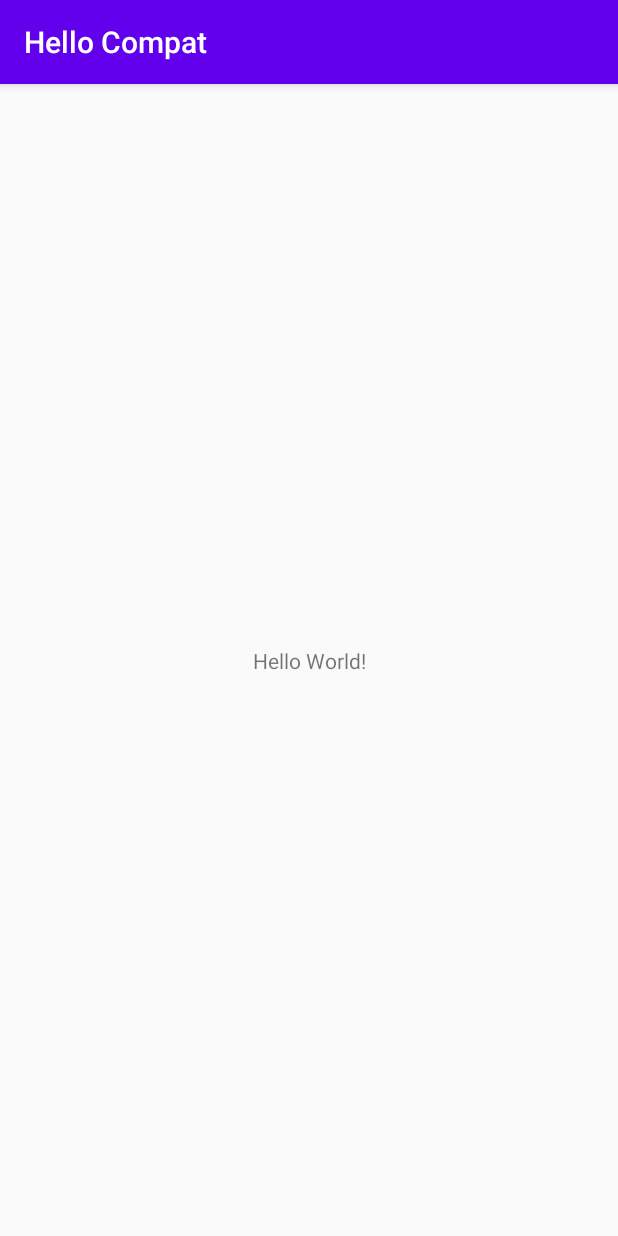
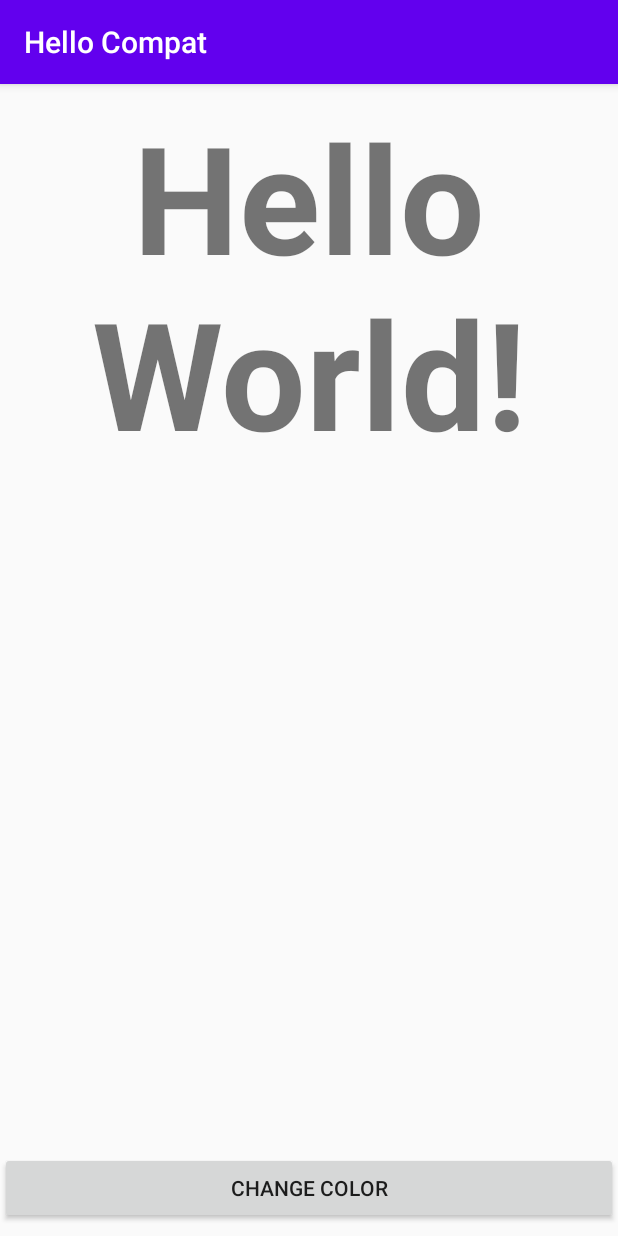
Before and after one commit to patgra91/android-tutorial-09, an Android app: the screen it shows after launch (MainActivity), on a phone screen of 412 x 824 dp. Run offline under Robolectric (Android 15) with nearby library versions, the phone set to English and light mode, and no system bars.

Commit message:
Made the layout

```diff
--- a/app/src/main/res/layout/activity_main.xml
+++ b/app/src/main/res/layout/activity_main.xml
@@ -7,12 +7,28 @@
     tools:context=".MainActivity">
 
     <TextView
+        android:id="@+id/hello_textview"
         android:layout_width="wrap_content"
         android:layout_height="wrap_content"
-        android:text="Hello World!"
-        app:layout_constraintBottom_toBottomOf="parent"
+        android:layout_gravity="center_horizontal"
+        android:layout_marginTop="8dp"
+        android:text="@string/string_hello_textview"
+        android:textAlignment="center"
+        android:textSize="100sp"
+        android:textStyle="bold"
         app:layout_constraintLeft_toLeftOf="parent"
         app:layout_constraintRight_toRightOf="parent"
         app:layout_constraintTop_toTopOf="parent" />
 
+    <Button
+        android:id="@+id/color_button"
+        android:layout_width="0dp"
+        android:layout_height="wrap_content"
+        android:layout_marginBottom="8dp"
+        android:onClick="changeColor"
+        android:text="@string/string_color_button"
+        app:layout_constraintBottom_toBottomOf="parent"
+        app:layout_constraintEnd_toEndOf="parent"
+        app:layout_constraintStart_toStartOf="parent" />
+
 </androidx.constraintlayout.widget.ConstraintLayout>
```
Also changed, not shown: app/src/main/res/values/strings.xml (+24 -0 lines).
